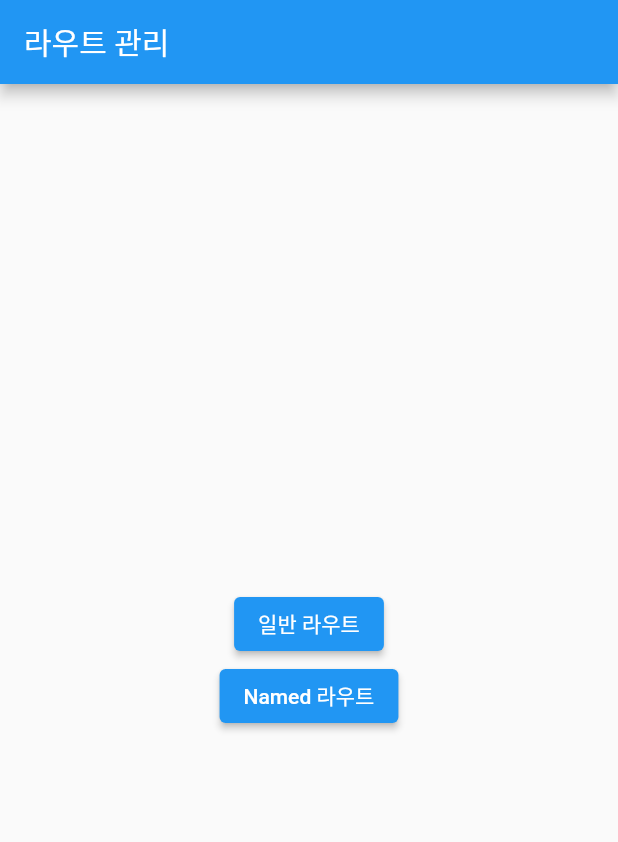
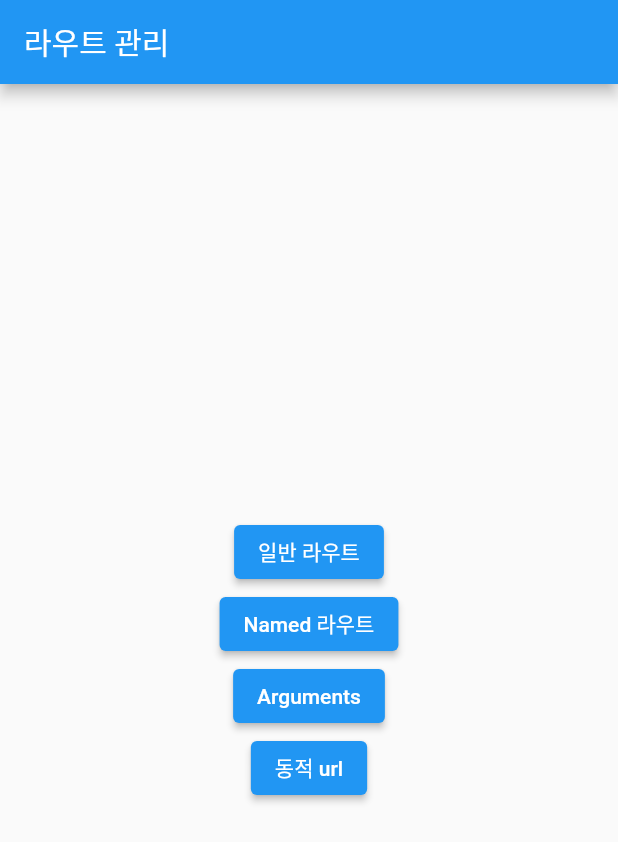
Before and after one commit to Jang-zn/getx_study, a Flutter app: the screen it shows after launch, on a phone screen of 412 x 824 dp. Shown: the top 842 px of the screen. Run offline on Flutter 3.47's test engine with Material 2 defaults, Android fonts, the phone set to English and light mode, and no system bars; our stand-ins replace get.

Commit message:
Arguments / Dynamic url

```diff
--- a/lib/main.dart
+++ b/lib/main.dart
@@ -3,6 +3,8 @@ import 'package:get/get.dart';
 import 'package:getx_study/src/home.dart';
 import 'package:getx_study/src/page/named/first_named.dart';
 import 'package:getx_study/src/page/named/second_named.dart';
+import 'package:getx_study/src/page/next.dart';
+import 'package:getx_study/src/page/user.dart';
 
 void main(){
   runApp(MyApp());
@@ -24,6 +26,9 @@ class MyApp extends StatelessWidget {
         GetPage(name:"/",page:()=>HomePage(),transition: Transition.zoom),
         GetPage(name:"/first",page:()=>FirstNamedPage(),transition: Transition.zoom),
         GetPage(name:"/second",page:()=>SecondNamedPage(),transition: Transition.zoom),
+        GetPage(name:"/next",page:()=>NextPage()),
+        //동적 url 처리
+        GetPage(name:"/user/:uid",page:()=>UserPage()),
       ],
     );
   }
--- a/lib/src/home.dart
+++ b/lib/src/home.dart
@@ -25,9 +25,20 @@ class HomePage extends StatelessWidget {
                 onPressed: (){
                   Get.toNamed("/first");
                 },
-                child: Text("Named 라우트"))
+                child: Text("Named 라우트")),
+            //Arguments는 싹다 보낼 수 있음. Object까지
+            ElevatedButton(
+                onPressed: (){
+                  Get.toNamed("/next", arguments: "Argument1234");
+                },
+                child: Text("Arguments")),
+            //동적 url도 처리해줌 (쿼리스트링같은거)
+            ElevatedButton(
+                onPressed: (){
+                  Get.toNamed("/user/zn2309?name=jang&age=30");
+                },
+                child: Text("동적 url"))
           ],
-
         )
       )
     );
```
Also changed, not shown: lib/src/page/next.dart (added, +25 -0 lines), lib/src/page/user.dart (added, +25 -0 lines).
